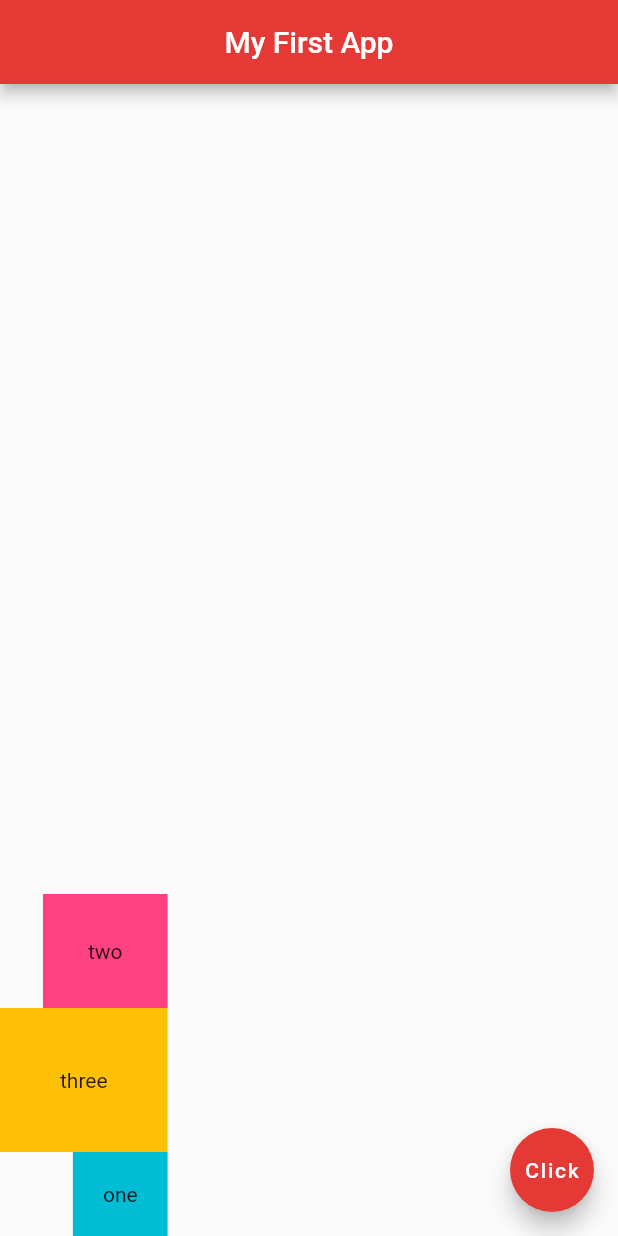
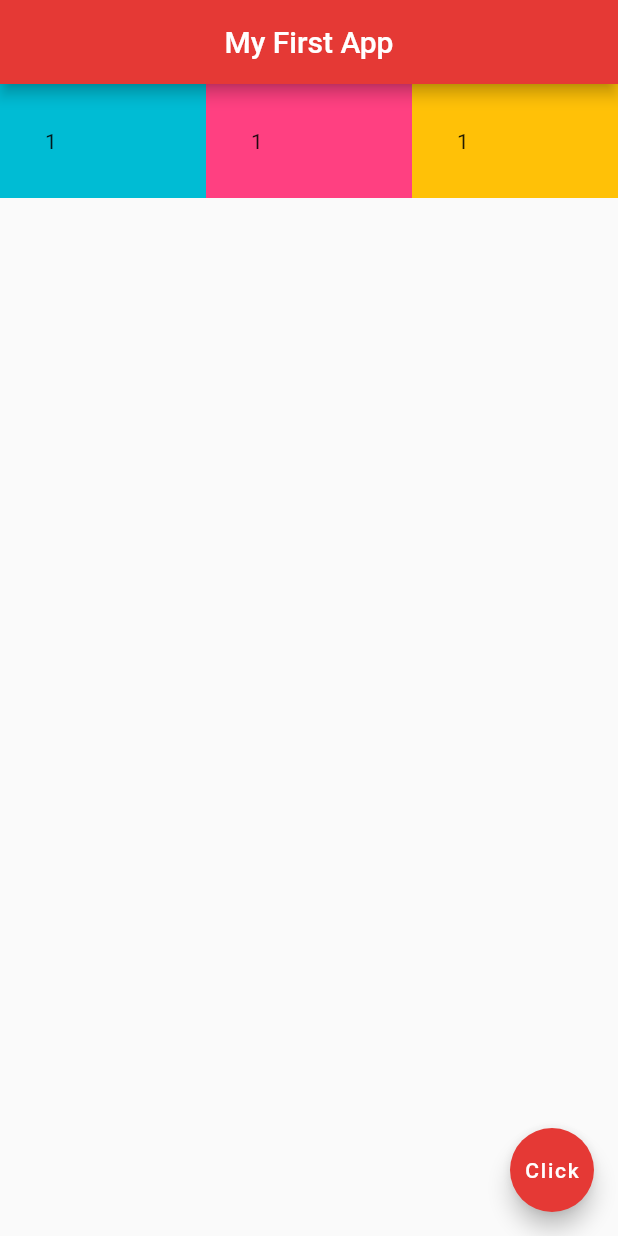
Before and after one commit to arifikhsan/flutter_myapp, a Flutter app: the screen it shows after launch, on a phone screen of 412 x 824 dp. Run offline on Flutter 3.47's test engine with Material 2 defaults, Android fonts, the phone set to English and light mode, and no system bars.

Commit message:
expanded

```diff
--- a/lib/main.dart
+++ b/lib/main.dart
@@ -15,24 +15,28 @@ class Home extends StatelessWidget {
         centerTitle: true,
         backgroundColor: Colors.red[600],
       ),
-      body: Column(
-        mainAxisAlignment: MainAxisAlignment.end,
-        crossAxisAlignment: CrossAxisAlignment.end,
+      body: Row(
         children: <Widget>[
-          Container(
-            padding: EdgeInsets.all(30),
-            color: Colors.pinkAccent,
-            child: Text('two'),
+          Expanded(
+            child: Container(
+              padding: EdgeInsets.all(30.0),
+              color: Colors.cyan,
+              child: Text('1'),
+            ),
           ),
-          Container(
-            padding: EdgeInsets.all(40),
-            color: Colors.amber,
-            child: Text('three'),
+          Expanded(
+            child: Container(
+              padding: EdgeInsets.all(30.0),
+              color: Colors.pinkAccent,
+              child: Text('1'),
+            ),
           ),
-          Container(
-            padding: EdgeInsets.all(20),
-            color: Colors.cyan,
-            child: Text('one'),
+          Expanded(
+            child: Container(
+              padding: EdgeInsets.all(30.0),
+              color: Colors.amber,
+              child: Text('1'),
+            ),
           )
         ],
       ),
```
